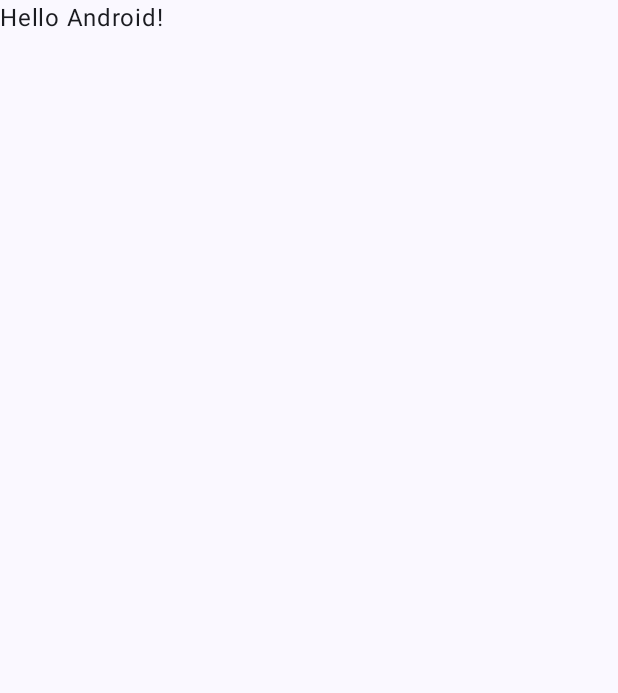
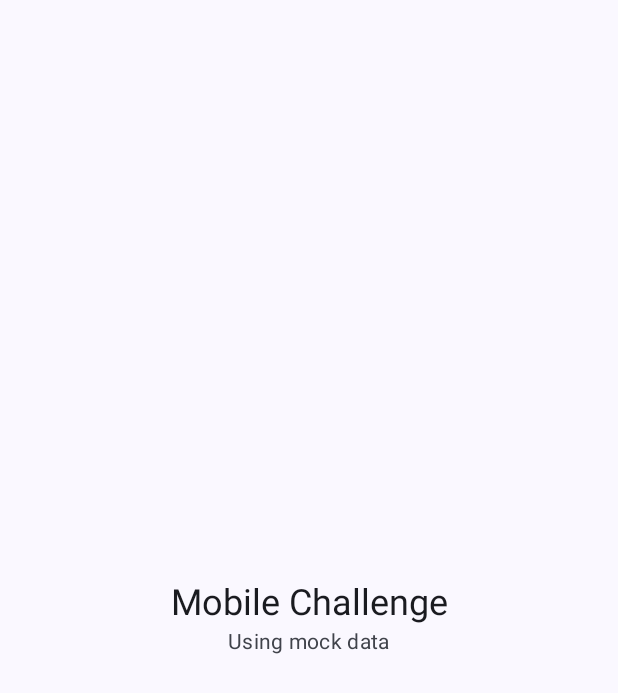
Before and after one commit to og-abdul-mateen/navvis-test-mobile-challenge, an Android app built with Jetpack Compose: the screen it shows after launch (MainActivity), on a phone screen of 412 x 824 dp. Before the commit the part shown is almost empty. Shown: the top 693 px of the screen. Run offline under Robolectric (Android 15) with nearby library versions, the phone set to English and light mode, and no system bars.

Commit message:
Set up project dependencies, flavors and app container - Add OkHttp, kotlinx.serialization, coroutines and lifecycle Compose libs - Bump Kotlin to 2.4.10, needed by the new library versions - Add mock and real product flavors with USE_MOCK and BASE_URL in BuildConfig - Add MobileChallengeApp with an AppContainer for manual dependency injection - Replace the template screen with a placeholder and remove sample tests
Co-Authored-By Claude

```diff
--- a/mobile-challenge/app/src/main/AndroidManifest.xml
+++ b/mobile-challenge/app/src/main/AndroidManifest.xml
@@ -2,7 +2,10 @@
 <manifest xmlns:android="http://schemas.android.com/apk/res/android"
     xmlns:tools="http://schemas.android.com/tools">
 
+    <uses-permission android:name="android.permission.INTERNET" />
+
     <application
+        android:name=".MobileChallengeApp"
         android:allowBackup="true"
         android:dataExtractionRules="@xml/data_extraction_rules"
         android:fullBackupContent="@xml/backup_rules"
--- a/mobile-challenge/app/src/main/java/com/navvistest/mobilechallenge/MainActivity.kt
+++ b/mobile-challenge/app/src/main/java/com/navvistest/mobilechallenge/MainActivity.kt
@@ -7,41 +7,24 @@ import androidx.activity.enableEdgeToEdge
 import androidx.compose.foundation.layout.fillMaxSize
 import androidx.compose.foundation.layout.padding
 import androidx.compose.material3.Scaffold
-import androidx.compose.material3.Text
-import androidx.compose.runtime.Composable
 import androidx.compose.ui.Modifier
-import androidx.compose.ui.tooling.preview.Preview
+import com.navvistest.mobilechallenge.ui.PlaceholderScreen
 import com.navvistest.mobilechallenge.ui.theme.MobileChallengeTheme
 
 class MainActivity : ComponentActivity() {
     override fun onCreate(savedInstanceState: Bundle?) {
         super.onCreate(savedInstanceState)
         enableEdgeToEdge()
+        val container = (application as MobileChallengeApp).container
         setContent {
             MobileChallengeTheme {
                 Scaffold(modifier = Modifier.fillMaxSize()) { innerPadding ->
-                    Greeting(
-                        name = "Android",
-                        modifier = Modifier.padding(innerPadding)
+                    PlaceholderScreen(
+                        useMock = container.apiConfig.useMock,
+                        modifier = Modifier.padding(innerPadding),
                     )
                 }
             }
         }
     }
 }
-
-@Composable
-fun Greeting(name: String, modifier: Modifier = Modifier) {
-    Text(
-        text = "Hello $name!",
-        modifier = modifier
-    )
-}
-
-@Preview(showBackground = true)
-@Composable
-fun GreetingPreview() {
-    MobileChallengeTheme {
-        Greeting("Android")
-    }
-}
--- /dev/null
+++ b/mobile-challenge/app/src/main/java/com/navvistest/mobilechallenge/MobileChallengeApp.kt
@@ -0,0 +1,21 @@
+package com.navvistest.mobilechallenge
+
+import android.app.Application
+import com.navvistest.mobilechallenge.data.ApiConfig
+import com.navvistest.mobilechallenge.di.AppContainer
+
+class MobileChallengeApp : Application() {
+
+    lateinit var container: AppContainer
+        private set
+
+    override fun onCreate() {
+        super.onCreate()
+        container = AppContainer(
+            apiConfig = ApiConfig(
+                baseUrl = BuildConfig.BASE_URL,
+                useMock = BuildConfig.USE_MOCK,
+            ),
+        )
+    }
+}
--- /dev/null
+++ b/mobile-challenge/app/src/main/java/com/navvistest/mobilechallenge/data/ApiConfig.kt
@@ -0,0 +1,9 @@
+package com.navvistest.mobilechallenge.data
+
+/**
+ * Where the app gets its data from. Set per product flavor through BuildConfig.
+ */
+data class ApiConfig(
+    val baseUrl: String,
+    val useMock: Boolean,
+)
--- /dev/null
+++ b/mobile-challenge/app/src/main/java/com/navvistest/mobilechallenge/di/AppContainer.kt
@@ -0,0 +1,11 @@
+package com.navvistest.mobilechallenge.di
+
+import com.navvistest.mobilechallenge.data.ApiConfig
+
+/**
+ * Holds the app's shared objects. Created once in [com.navvistest.mobilechallenge.MobileChallengeApp].
+ *
+ * Plain constructor injection is enough for the handful of classes in this app,
+ * so there's no DI framework.
+ */
+class AppContainer(val apiConfig: ApiConfig)
--- /dev/null
+++ b/mobile-challenge/app/src/main/java/com/navvistest/mobilechallenge/ui/PlaceholderScreen.kt
@@ -0,0 +1,48 @@
+package com.navvistest.mobilechallenge.ui
+
+import androidx.compose.foundation.layout.Arrangement
+import androidx.compose.foundation.layout.Column
+import androidx.compose.foundation.layout.fillMaxSize
+import androidx.compose.foundation.layout.padding
+import androidx.compose.material3.MaterialTheme
+import androidx.compose.material3.Text
+import androidx.compose.runtime.Composable
+import androidx.compose.ui.Alignment
+import androidx.compose.ui.Modifier
+import androidx.compose.ui.res.stringResource
+import androidx.compose.ui.tooling.preview.Preview
+import androidx.compose.ui.unit.dp
+import com.navvistest.mobilechallenge.R
+import com.navvistest.mobilechallenge.ui.theme.MobileChallengeTheme
+
+/**
+ * Temporary screen until the stream list is built (NAV-9).
+ */
+@Composable
+fun PlaceholderScreen(useMock: Boolean, modifier: Modifier = Modifier) {
+    Column(
+        modifier = modifier
+            .fillMaxSize()
+            .padding(16.dp),
+        verticalArrangement = Arrangement.Center,
+        horizontalAlignment = Alignment.CenterHorizontally,
+    ) {
+        Text(
+            text = stringResource(R.string.app_name),
+            style = MaterialTheme.typography.headlineSmall,
+        )
+        Text(
+            text = stringResource(if (useMock) R.string.backend_mock else R.string.backend_real),
+            style = MaterialTheme.typography.bodyMedium,
+            color = MaterialTheme.colorScheme.onSurfaceVariant,
+        )
+    }
+}
+
+@Preview(showBackground = true)
+@Composable
+private fun PlaceholderScreenPreview() {
+    MobileChallengeTheme {
+        PlaceholderScreen(useMock = true)
+    }
+}
--- a/mobile-challenge/app/src/main/res/values/strings.xml
+++ b/mobile-challenge/app/src/main/res/values/strings.xml
@@ -1,3 +1,5 @@
 <resources>
     <string name="app_name">Mobile Challenge</string>
+    <string name="backend_mock">Using mock data</string>
+    <string name="backend_real">Using navvis.com</string>
 </resources>
--- a/mobile-challenge/build.gradle.kts
+++ b/mobile-challenge/build.gradle.kts
@@ -2,4 +2,5 @@
 plugins {
     alias(libs.plugins.android.application) apply false
     alias(libs.plugins.kotlin.compose) apply false
+    alias(libs.plugins.kotlin.serialization) apply false
 }
```
Also changed, not shown: mobile-challenge/app/build.gradle.kts (+26 -0 lines), mobile-challenge/gradle/libs.versions.toml (+11 -1 lines), 2 other files.
